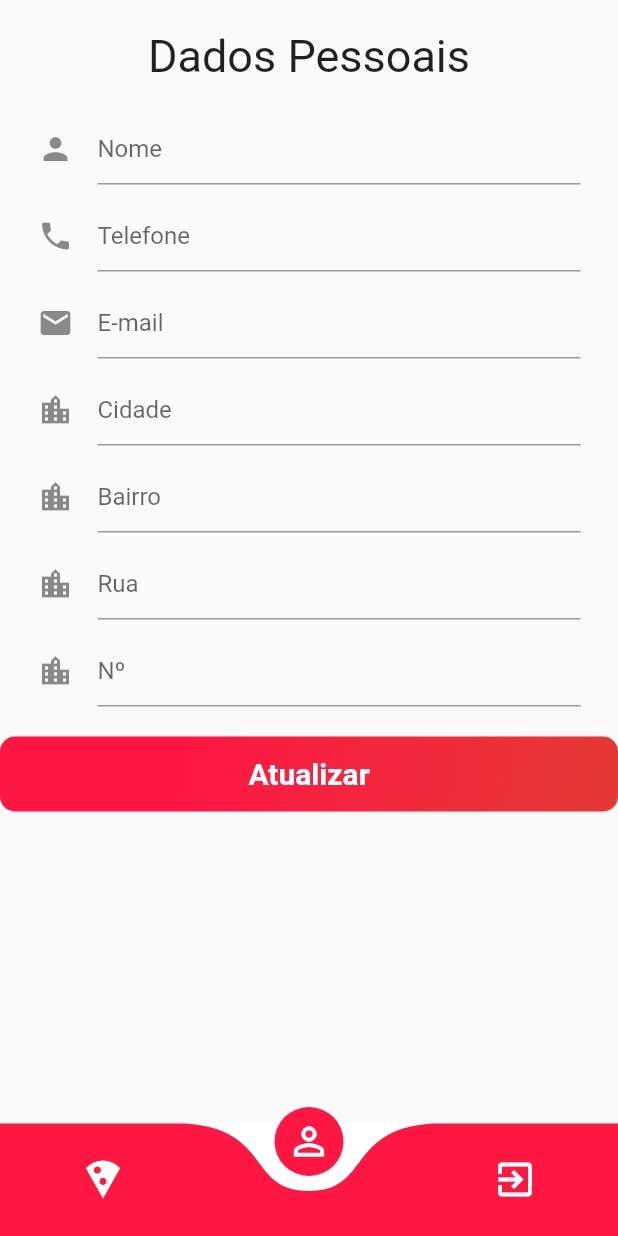
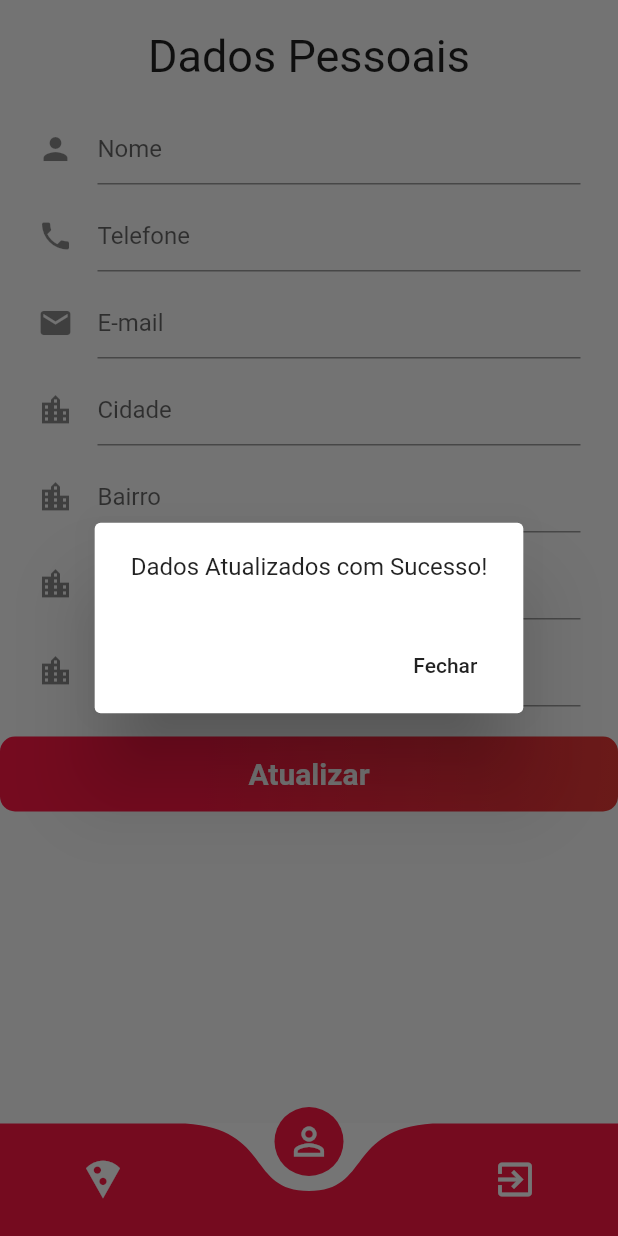
Before and after one commit to matheusreichert12/Pizzaria---Flutter---Firebase, a Flutter app: the InicialClientePage screen opened directly, item 2 of the bottom bar chosen, after a tap on "Atualizar", on a phone screen of 412 x 824 dp. Run offline on Flutter 3.47's test engine with Material 2 defaults, Android fonts, the phone set to English and light mode, and no system bars; drawn by our look-alikes of curved_navigation_bar; our stand-ins replace cloud_firestore, firebase_database; accounts and stored records are empty.

Commit message:
tela de dados pessoais concluída

```diff
--- a/lib/pages/cliente.page.dart
+++ b/lib/pages/cliente.page.dart
@@ -10,6 +10,12 @@ class ClientePage extends StatefulWidget {
 }
 
 var nome = TextEditingController();
+var telefone = TextEditingController();
+var email = TextEditingController();
+var cidade = TextEditingController();
+var bairro = TextEditingController();
+var rua = TextEditingController();
+var n = TextEditingController();
 
 class ClientePageState extends State<ClientePage> {
   @override
@@ -27,6 +33,12 @@ class ClientePageState extends State<ClientePage> {
         .forEach((DocumentSnapshot docs) {
       if (docs.data.length != 0) {
         nome.text = docs.data['nome'];
+        telefone.text = docs.data['telefone'];
+        email.text = docs.data['email'];
+        cidade.text = docs.data['cidade'];
+        bairro.text = docs.data['bairro'];
+        rua.text = docs.data['rua'];
+        n.text = docs.data['n'];
 
         //adicionar os outros campos
       }
@@ -55,6 +67,7 @@ class ClientePageState extends State<ClientePage> {
           Padding(
             padding: EdgeInsets.symmetric(horizontal: 25.0),
             child: TextField(
+              keyboardType: TextInputType.text,
               controller: nome,
               decoration: InputDecoration(
                 hintText: "Nome",
@@ -67,7 +80,9 @@ class ClientePageState extends State<ClientePage> {
           ),
           Padding(
             padding: EdgeInsets.symmetric(horizontal: 25.0),
-            child: TextFormField(
+            child: TextField(
+              keyboardType: TextInputType.phone,
+              controller: telefone,
               decoration: InputDecoration(
                 hintText: "Telefone",
                 icon: Icon(Icons.phone),
@@ -79,7 +94,9 @@ class ClientePageState extends State<ClientePage> {
           ),
           Padding(
             padding: EdgeInsets.symmetric(horizontal: 25.0),
-            child: TextFormField(
+            child: TextField(
+              keyboardType: TextInputType.emailAddress,
+              controller: email,
               decoration: InputDecoration(
                 hintText: "E-mail",
                 icon: Icon(Icons.email),
@@ -91,7 +108,9 @@ class ClientePageState extends State<ClientePage> {
           ),
           Padding(
             padding: EdgeInsets.symmetric(horizontal: 25.0),
-            child: TextFormField(
+            child: TextField(
+              keyboardType: TextInputType.text,
+              controller: cidade,
               decoration: InputDecoration(
                 hintText: "Cidade",
                 icon: Icon(Icons.location_city),
@@ -103,7 +122,9 @@ class ClientePageState extends State<ClientePage> {
           ),
           Padding(
             padding: EdgeInsets.symmetric(horizontal: 25.0),
-            child: TextFormField(
+            child: TextField(
+              keyboardType: TextInputType.text,
+              controller: bairro,
               decoration: InputDecoration(
                 hintText: "Bairro",
                 icon: Icon(Icons.location_city),
@@ -115,7 +136,9 @@ class ClientePageState extends State<ClientePage> {
           ),
           Padding(
             padding: EdgeInsets.symmetric(horizontal: 25.0),
-            child: TextFormField(
+            child: TextField(
+              keyboardType: TextInputType.text,
+              controller: rua,
               decoration: InputDecoration(
                 hintText: "Rua",
                 icon: Icon(Icons.location_city),
@@ -127,7 +150,9 @@ class ClientePageState extends State<ClientePage> {
           ),
           Padding(
             padding: EdgeInsets.symmetric(horizontal: 25.0),
-            child: TextFormField(
+            child: TextField(
+              keyboardType: TextInputType.number,
+              controller: n,
               decoration: InputDecoration(
                 hintText: "Nº",
                 icon: Icon(Icons.location_city),
@@ -164,7 +189,9 @@ class ClientePageState extends State<ClientePage> {
                     fontSize: 20,
                   ),
                 ),
-                onPressed: () {},
+                onPressed: () {
+                  update();
+                },
               ),
             ),
           ),
@@ -172,4 +199,37 @@ class ClientePageState extends State<ClientePage> {
       )),
     );
   }
+
+  void update() {
+    Firestore.instance
+        .collection("usuarios")
+        .document(this.idDocument)
+        .updateData({
+      'nome': nome.text,
+      'telefone': telefone.text,
+      'email': email.text,
+      'cidade': cidade.text,
+      'bairro': bairro.text,
+      'rua': rua.text,
+      'n': n.text
+    });
+
+    showDialog(
+      context: context,
+      builder: (BuildContext context) {
+        return AlertDialog(
+          content: new Text("Dados Atualizados com Sucesso!"),
+          actions: <Widget>[
+            // define os botões na base do dialogo
+            new FlatButton(
+              child: new Text("Fechar"),
+              onPressed: () {
+                Navigator.of(context).pop();
+              },
+            ),
+          ],
+        );
+      },
+    );
+  }
 }
--- /dev/null
+++ b/lib/pages/escolherPizzaria.page.dart
@@ -0,0 +1,137 @@
+import 'package:flutter/material.dart';
+
+class EscolherPizzariaPage extends StatefulWidget {
+  @override
+  _EscolherPizzariaPageState createState() => _EscolherPizzariaPageState();
+}
+
+class _EscolherPizzariaPageState extends State<EscolherPizzariaPage> {
+  int radioGroup = 0;
+
+  radioEventHandler(int value) {
+    setState(() {
+      radioGroup = value;
+    });
+  }
+
+  @override
+  Widget build(BuildContext context) {
+    return Scaffold(
+      body: new Container(
+        child: new ListView(
+          children: <Widget>[
+            new Column(
+              children: <Widget>[
+                SizedBox(
+                  height: 20,
+                ),
+                Text(
+                  "Escolha uma Pizzaria",
+                  textAlign: TextAlign.center,
+                  style: TextStyle(fontSize: 30),
+                ),
+                SizedBox(
+                  height: 20,
+                ),
+                new RadioListTile<int>(
+                  value: 1,
+                  groupValue: radioGroup,
+                  onChanged: radioEventHandler,
+                  title: new Text("Venezza"),
+                  subtitle: new Text("Av.Pasqualini, Três de Maio, nº 23123"),
+                ),
+                new RadioListTile<int>(
+                  value: 2,
+                  groupValue: radioGroup,
+                  onChanged: radioEventHandler,
+                  title: new Text("Mordomia"),
+                  subtitle: new Text("Av.Senador, Três de Maio, nº 123"),
+                ),
+                new RadioListTile<int>(
+                  value: 3,
+                  groupValue: radioGroup,
+                  onChanged: radioEventHandler,
+                  title: new Text("Pizza Italian"),
+                  subtitle: new Text("Av.Principal, Três de Maio, nº 4778"),
+                )
+              ],
+            ),
+            SizedBox(
+              height: 30,
+            ),
+            Container(
+              height: 50,
+              alignment: Alignment.centerLeft,
+              decoration: BoxDecoration(
+                gradient: LinearGradient(
+                  begin: Alignment.topLeft,
+                  end: Alignment.bottomRight,
+                  stops: [0.3, 1],
+                  colors: [
+                    Colors.redAccent[400],
+                    Colors.red[600],
+                  ],
+                ),
+                borderRadius: BorderRadius.all(
+                  Radius.circular(10),
+                ),
+              ),
+              child: SizedBox.expand(
+                child: FlatButton(
+                  child: Row(
+                    mainAxisAlignment: MainAxisAlignment.spaceAround,
+                    children: <Widget>[
+                      Text(
+                        "Próximo Passo",
+                        style: TextStyle(
+                          fontWeight: FontWeight.bold,
+                          color: Colors.white,
+                          fontSize: 20,
+                        ),
+                      ),
+                      Container(
+                        child: SizedBox(
+                          child: Icon(
+                            Icons.arrow_forward,
+                            color: Colors.white,
+                            size: 40,
+                          ),
+                        ),
+                      )
+                    ],
+                  ),
+                  onPressed: () {
+                    if (radioGroup == 0) {
+                      showDialog(
+                        context: context,
+                        builder: (BuildContext context) {
+                          return AlertDialog(
+                            content: new Text(
+                              "Selecione uma Pizzaria",
+                              style: TextStyle(
+                                  fontWeight: FontWeight.bold,
+                                  color: Colors.red),
+                            ),
+                            actions: <Widget>[
+                              // define os botões na base do dialogo
+                              new FlatButton(
+                                child: new Text("OK"),
+                                onPressed: () {
+                                  Navigator.of(context).pop();
+                                },
+                              ),
+                            ],
+                          );
+                        },
+                      );
+                    }
+                  },
+                ),
+              ),
+            ),
+          ],
+        ),
+      ),
+    );
+  }
+}
--- a/lib/pages/inicialCliente.page.dart
+++ b/lib/pages/inicialCliente.page.dart
@@ -2,7 +2,7 @@ import 'package:curved_navigation_bar/curved_navigation_bar.dart';
 import 'package:flutter/cupertino.dart';
 import 'package:flutter/material.dart';
 import 'package:todo/pages/cliente.page.dart';
-import 'package:todo/pages/pedidoCliente.page.dart';
+import 'package:todo/pages/escolherPizzaria.page.dart';
 
 class InicialClientePage extends StatefulWidget {
   InicialClientePage({this.idDocument});
@@ -17,12 +17,12 @@ class InicialClientePageState extends State<InicialClientePage> {
 
   int _pageIndex = 0;
 
-  Widget _showPage = new PedidoClientePage();
+  Widget _showPage = new EscolherPizzariaPage();
 
   Widget _pageChooser(int page) {
     switch (page) {
       case 0:
-        return PedidoClientePage();
+        return EscolherPizzariaPage();
         break;
       case 1:
         return ClientePage(idDocument: this.idDocument);
--- a/lib/pages/pedidoCliente.page.dart
+++ b/lib/pages/pedidoCliente.page.dart
@@ -1,53 +1,48 @@
 import 'package:cloud_firestore/cloud_firestore.dart';
 import 'package:flutter/material.dart';
+import 'package:todo/pages/cliente.page.dart';
+import 'package:todo/pages/criarConta.page.dart';
+import 'package:todo/pages/login.page.dart';
 
 class PedidoClientePage extends StatefulWidget {
   @override
   _PedidoClientePageState createState() => _PedidoClientePageState();
-}class _PedidoClientePageState extends State<PedidoClientePage> {
+}
+
+int _currentIndex = 0;
+final List<Widget> _children = [ClientePage(), LoginPage(), CriarContaPage()];
+
+class _PedidoClientePageState extends State<PedidoClientePage> {
   String teste;
-
 
   @override
   Widget build(BuildContext context) {
     return Scaffold(
-      appBar: new AppBar(
-        title: Text("Testando FireStore"),
-      ),
-      body: new StreamBuilder(
-        stream: getData(),
-        builder: (context, snapshot) {
-          if (!snapshot.hasData) {
-            return new Text("Conectando...");
-          }
-
-          return new ListView.builder(
-            itemCount: snapshot.data.documents.length,
-            itemBuilder: (context, index) {
-              teste = snapshot.data.documents[index].documentID;
-              return new Text(snapshot.data.documents[index].data['login']);
-            },
-          );
-        },
-      ),
-      floatingActionButton: new FloatingActionButton(
-        onPressed: () {
-          update(teste, {'login': 'teste', 'senha': 'teste', 'adm': '1'});
-        },
-        tooltip: 'Icrement',
-        child: new Icon(Icons.add),
+      body: _children[_currentIndex],
+      bottomNavigationBar: BottomNavigationBar(
+        onTap: onTabTapped, // new
+        currentIndex: _currentIndex,
+        items: [
+          BottomNavigationBarItem(
+            icon: new Icon(Icons.fastfood),
+            title: new Text('Cardápio'),
+          ),
+          BottomNavigationBarItem(
+            icon: new Icon(Icons.attach_money),
+            title: new Text('Valores'),
+          ),
+          BottomNavigationBarItem(
+            icon: Icon(Icons.shopping_cart),
+            title: Text('Carrinho'),
+          ),
+        ],
       ),
     );
   }
 
-  getData() {
-    return Firestore.instance.collection("usuarios").snapshots();
-  }
-
-  void update(selectDoc, newValues) {
-
-    Firestore.instance
-        .collection("usuarios")
-        .document().setData(newValues);
+  void onTabTapped(int index) {
+    setState(() {
+      _currentIndex = index;
+    });
   }
 }
```
